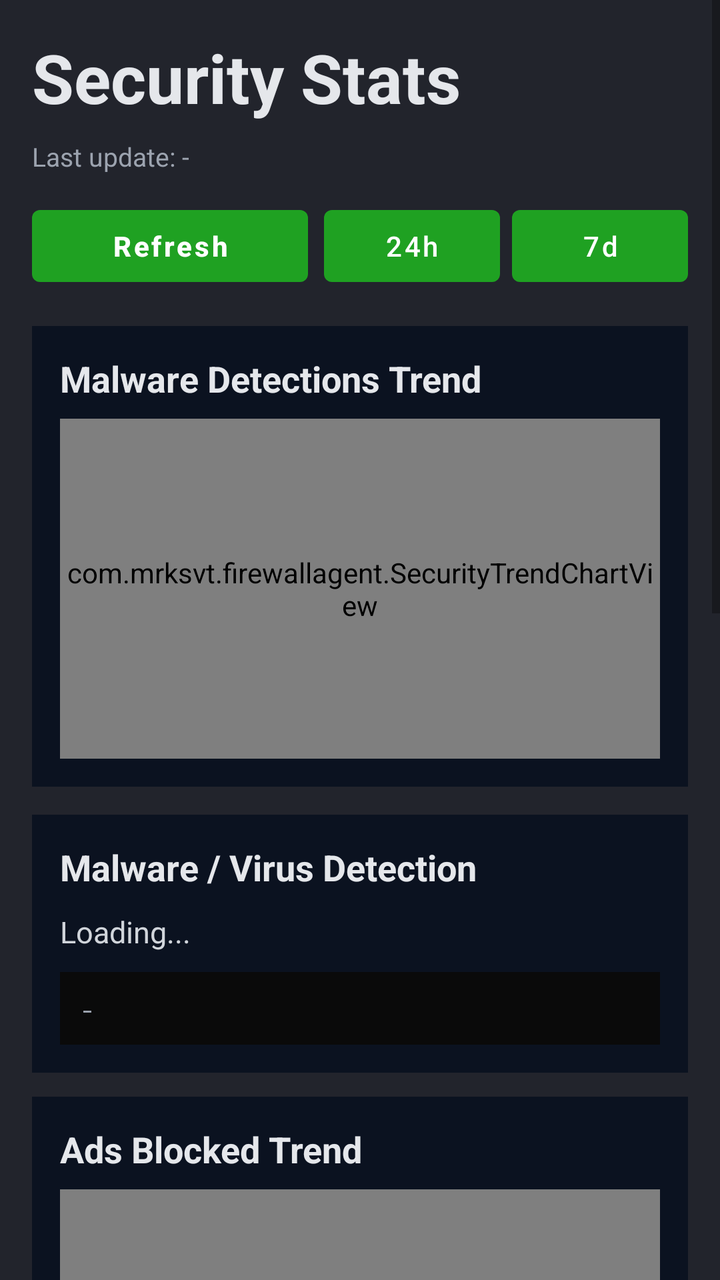
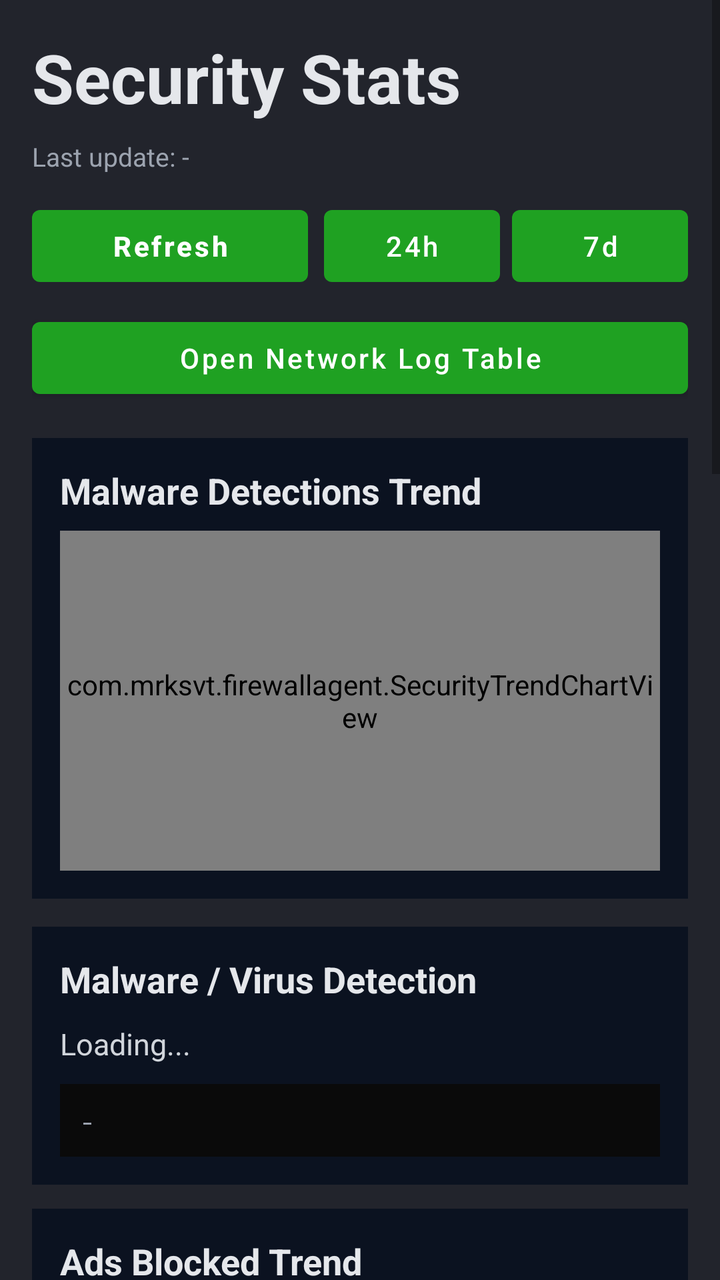

An Android layout rendered at two revisions. The XML below is the earlier revision; the diff shows what the commit changed to produce the second picture.
<!-- AndroidManifest.xml: application theme Theme.FirewallAgentRoot -->
<!-- res/layout/activity_security_stats.xml -->
<?xml version="1.0" encoding="utf-8"?>
<ScrollView xmlns:android="http://schemas.android.com/apk/res/android"
    android:layout_width="match_parent"
    android:layout_height="match_parent"
    android:background="#22242C">

    <LinearLayout
        android:layout_width="match_parent"
        android:layout_height="wrap_content"
        android:orientation="vertical"
        android:padding="16dp">

        <TextView
            android:layout_width="match_parent"
            android:layout_height="wrap_content"
            android:text="Security Stats"
            android:textColor="#E5E7EB"
            android:textStyle="bold"
            android:textSize="34sp" />

        <TextView
            android:id="@+id/lastUpdatedText"
            android:layout_width="match_parent"
            android:layout_height="wrap_content"
            android:layout_marginTop="8dp"
            android:text="Last update: -"
            android:textColor="#9CA3AF"
            android:textSize="13sp" />

        <LinearLayout
            android:layout_width="match_parent"
            android:layout_height="wrap_content"
            android:layout_marginTop="12dp"
            android:orientation="horizontal">

            <Button
                android:id="@+id/refreshBtn"
                android:layout_width="0dp"
                android:layout_height="wrap_content"
                android:layout_weight="1"
                android:text="Refresh"
                android:textAllCaps="false"
                android:textStyle="bold" />

            <Button
                android:id="@+id/period24Btn"
                android:layout_width="wrap_content"
                android:layout_height="wrap_content"
                android:layout_marginStart="8dp"
                android:text="24h"
                android:textAllCaps="false" />

            <Button
                android:id="@+id/period7dBtn"
                android:layout_width="wrap_content"
                android:layout_height="wrap_content"
                android:layout_marginStart="6dp"
                android:text="7d"
                android:textAllCaps="false" />
        </LinearLayout>

        <LinearLayout
            android:layout_width="match_parent"
            android:layout_height="wrap_content"
            android:layout_marginTop="16dp"
            android:orientation="vertical"
            android:background="#0B1220"
            android:padding="14dp">

            <TextView
                android:layout_width="match_parent"
                android:layout_height="wrap_content"
                android:text="Malware Detections Trend"
                android:textColor="#E5E7EB"
                android:textStyle="bold"
                android:textSize="18sp" />

            <com.mrksvt.firewallagent.SecurityTrendChartView
                android:id="@+id/malwareTrendChart"
                android:layout_width="match_parent"
                android:layout_height="170dp"
                android:layout_marginTop="8dp"
                android:background="#0F172A" />
        </LinearLayout>

        <LinearLayout
            android:layout_width="match_parent"
            android:layout_height="wrap_content"
            android:layout_marginTop="14dp"
            android:orientation="vertical"
            android:background="#0B1220"
            android:padding="14dp">

            <TextView
                android:layout_width="match_parent"
                android:layout_height="wrap_content"
                android:text="Malware / Virus Detection"
                android:textColor="#E5E7EB"
                android:textStyle="bold"
                android:textSize="18sp" />

            <TextView
                android:id="@+id/malwareSummaryText"
                android:layout_width="match_parent"
                android:layout_height="wrap_content"
                android:layout_marginTop="10dp"
                android:text="Loading..."
                android:textColor="#D1D5DB"
                android:textSize="15sp" />

            <TextView
                android:id="@+id/malwareLogText"
                android:layout_width="match_parent"
                android:layout_height="wrap_content"
                android:layout_marginTop="10dp"
                android:background="#0A0A0A"
                android:padding="10dp"
                android:text="-"
                android:textColor="#9CA3AF"
                android:textSize="12sp"
                android:typeface="monospace" />
        </LinearLayout>

        <LinearLayout
            android:layout_width="match_parent"
            android:layout_height="wrap_content"
            android:layout_marginTop="12dp"
            android:orientation="vertical"
            android:background="#0B1220"
            android:padding="14dp">

            <TextView
                android:layout_width="match_parent"
                android:layout_height="wrap_content"
                android:text="Ads Blocked Trend"
                android:textColor="#E5E7EB"
                android:textStyle="bold"
                android:textSize="18sp" />

            <com.mrksvt.firewallagent.SecurityTrendChartView
                android:id="@+id/adsTrendChart"
                android:layout_width="match_parent"
                android:layout_height="170dp"
                android:layout_marginTop="8dp"
                android:background="#0F172A" />
        </LinearLayout>

        <LinearLayout
            android:layout_width="match_parent"
            android:layout_height="wrap_content"
            android:layout_marginTop="14dp"
            android:orientation="vertical"
            android:background="#0B1220"
            android:padding="14dp">

            <TextView
                android:layout_width="match_parent"
                android:layout_height="wrap_content"
                android:text="AdGuard Block Stats"
                android:textColor="#E5E7EB"
                android:textStyle="bold"
                android:textSize="18sp" />

            <TextView
                android:id="@+id/adSummaryText"
                android:layout_width="match_parent"
                android:layout_height="wrap_content"
                android:layout_marginTop="10dp"
                android:text="Loading..."
                android:textColor="#D1D5DB"
                android:textSize="15sp" />

            <TextView
                android:id="@+id/adAppEmptyText"
                android:layout_width="match_parent"
                android:layout_height="wrap_content"
                android:layout_marginTop="10dp"
                android:text="Belum ada query ads yang diblok."
                android:textColor="#9CA3AF"
                android:textSize="13sp" />

            <LinearLayout
                android:id="@+id/adAppListContainer"
                android:layout_width="match_parent"
                android:layout_height="wrap_content"
                android:layout_marginTop="10dp"
                android:orientation="vertical" />
        </LinearLayout>

        <LinearLayout
            android:layout_width="match_parent"
            android:layout_height="wrap_content"
            android:layout_marginTop="14dp"
            android:orientation="vertical"
            android:background="#0B1220"
            android:padding="14dp">

            <TextView
                android:layout_width="match_parent"
                android:layout_height="wrap_content"
                android:text="Call Guard"
                android:textColor="#E5E7EB"
                android:textStyle="bold"
                android:textSize="18sp" />

            <com.mrksvt.firewallagent.SecurityPieChartView
                android:id="@+id/callGuardPieChart"
                android:layout_width="match_parent"
                android:layout_height="190dp"
                android:layout_marginTop="8dp"
                android:background="#0F172A" />
        </LinearLayout>

        <LinearLayout
            android:layout_width="match_parent"
            android:layout_height="wrap_content"
            android:layout_marginTop="14dp"
            android:orientation="vertical"
            android:background="#0B1220"
            android:padding="14dp">

            <TextView
                android:layout_width="match_parent"
                android:layout_height="wrap_content"
                android:text="Call Guard Logs"
                android:textColor="#E5E7EB"
                android:textStyle="bold"
                android:textSize="18sp" />

            <TextView
                android:id="@+id/callSummaryText"
                android:layout_width="match_parent"
                android:layout_height="wrap_content"
                android:layout_marginTop="10dp"
                android:text="Loading..."
                android:textColor="#D1D5DB"
                android:textSize="15sp" />

            <TextView
                android:id="@+id/callLogText"
                android:layout_width="match_parent"
                android:layout_height="wrap_content"
                android:layout_marginTop="10dp"
                android:background="#0A0A0A"
                android:padding="10dp"
                android:text="-"
                android:textColor="#9CA3AF"
                android:textSize="12sp"
                android:typeface="monospace" />
        </LinearLayout>

    </LinearLayout>
</ScrollView>
<!-- resources referenced by this layout -->
<resources>
  <style name="Theme.FirewallAgentRoot" parent="Theme.MaterialComponents.DayNight.NoActionBar">
          <item name="colorPrimary">#1FA122</item>
          <item name="colorPrimaryVariant">#18841B</item>
          <item name="colorOnPrimary">#FFFFFF</item>
          <item name="android:statusBarColor" tools:targetApi="l">#111111</item>
      </style>
</resources>

<!-- the commit's change to res/layout/activity_security_stats.xml (unified diff, before → after) -->
@@ -58,6 +58,14 @@
                 android:text="7d"
                 android:textAllCaps="false" />
         </LinearLayout>
+
+        <Button
+            android:id="@+id/networkLogTableBtn"
+            android:layout_width="match_parent"
+            android:layout_height="wrap_content"
+            android:layout_marginTop="8dp"
+            android:text="Open Network Log Table"
+            android:textAllCaps="false" />
 
         <LinearLayout
             android:layout_width="match_parent"
@@ -171,6 +179,15 @@
                 android:textSize="15sp" />
 
             <TextView
+                android:id="@+id/adStatusTotalsText"
+                android:layout_width="match_parent"
+                android:layout_height="wrap_content"
+                android:layout_marginTop="8dp"
+                android:text="-"
+                android:textColor="#9CA3AF"
+                android:textSize="12sp" />
+
+            <TextView
                 android:id="@+id/adAppEmptyText"
                 android:layout_width="match_parent"
                 android:layout_height="wrap_content"
@@ -185,6 +202,32 @@
                 android:layout_height="wrap_content"
                 android:layout_marginTop="10dp"
                 android:orientation="vertical" />
+
+            <TextView
+                android:id="@+id/adAppDetailTitleText"
+                android:layout_width="match_parent"
+                android:layout_height="wrap_content"
+                android:layout_marginTop="12dp"
+                android:text="Pilih aplikasi untuk melihat sebaran status."
+                android:textColor="#E5E7EB"
+                android:textStyle="bold"
+                android:textSize="15sp" />
+
+            <TextView
+                android:id="@+id/adAppDetailSummaryText"
+                android:layout_width="match_parent"
+                android:layout_height="wrap_content"
+                android:layout_marginTop="6dp"
+                android:text="-"
+                android:textColor="#9CA3AF"
+                android:textSize="12sp" />
+
+            <com.mrksvt.firewallagent.SecurityPieChartView
+                android:id="@+id/adAppPieChart"
+                android:layout_width="match_parent"
+                android:layout_height="190dp"
+                android:layout_marginTop="8dp"
+                android:background="#0F172A" />
         </LinearLayout>
 
         <LinearLayout
@@ -236,17 +279,52 @@
                 android:textColor="#D1D5DB"
                 android:textSize="15sp" />
 
-            <TextView
-                android:id="@+id/callLogText"
-                android:layout_width="match_parent"
-                android:layout_height="wrap_content"
-                android:layout_marginTop="10dp"
-                android:background="#0A0A0A"
-                android:padding="10dp"
-                android:text="-"
-                android:textColor="#9CA3AF"
-                android:textSize="12sp"
-                android:typeface="monospace" />
+            <LinearLayout
+                android:layout_width="match_parent"
+                android:layout_height="wrap_content"
+                android:layout_marginTop="10dp"
+                android:orientation="horizontal">
+
+                <Button
+                    android:id="@+id/exportCallGuardCsvBtn"
+                    android:layout_width="0dp"
+                    android:layout_height="wrap_content"
+                    android:layout_weight="1"
+                    android:text="Export CSV"
+                    android:textAllCaps="false" />
+
+                <Space
+                    android:layout_width="8dp"
+                    android:layout_height="1dp" />
+
+                <Button
+                    android:id="@+id/exportCallGuardJsonBtn"
+                    android:layout_width="0dp"
+                    android:layout_height="wrap_content"
+                    android:layout_weight="1"
+                    android:text="Export JSON"
+                    android:textAllCaps="false" />
+            </LinearLayout>
+
+            <HorizontalScrollView
+                android:layout_width="match_parent"
+                android:layout_height="wrap_content"
+                android:layout_marginTop="10dp"
+                android:fillViewport="true"
+                android:scrollbars="horizontal">
+
+                <TextView
+                    android:id="@+id/callLogText"
+                    android:layout_width="wrap_content"
+                    android:layout_height="wrap_content"
+                    android:background="#0A0A0A"
+                    android:padding="10dp"
+                    android:scrollHorizontally="true"
+                    android:text="-"
+                    android:textColor="#9CA3AF"
+                    android:textSize="12sp"
+                    android:typeface="monospace" />
+            </HorizontalScrollView>
         </LinearLayout>
 
     </LinearLayout>
